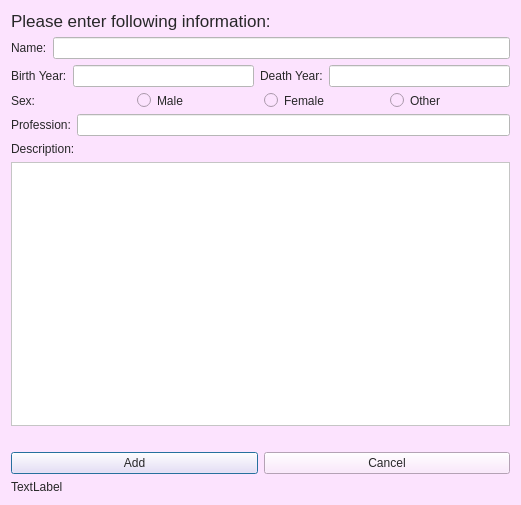
HKH515/VLN56, file add_persons.ui: the form before one commit.
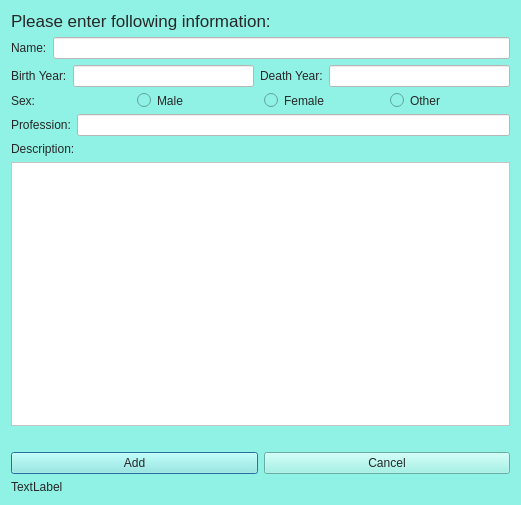
The form after the commit. Icons and pictures are not drawn.

```diff
--- a/add_persons.ui
+++ b/add_persons.ui
@@ -18,7 +18,7 @@
     <normaloff>:/icons/images/add_user.png</normaloff>:/icons/images/add_user.png</iconset>
   </property>
   <property name="styleSheet">
-   <string notr="true">background-color: #FCE3FE;
+   <string notr="true">background-color: #90F2E4;
 color: #272728;</string>
   </property>
   <layout class="QVBoxLayout" name="verticalLayout">
```
